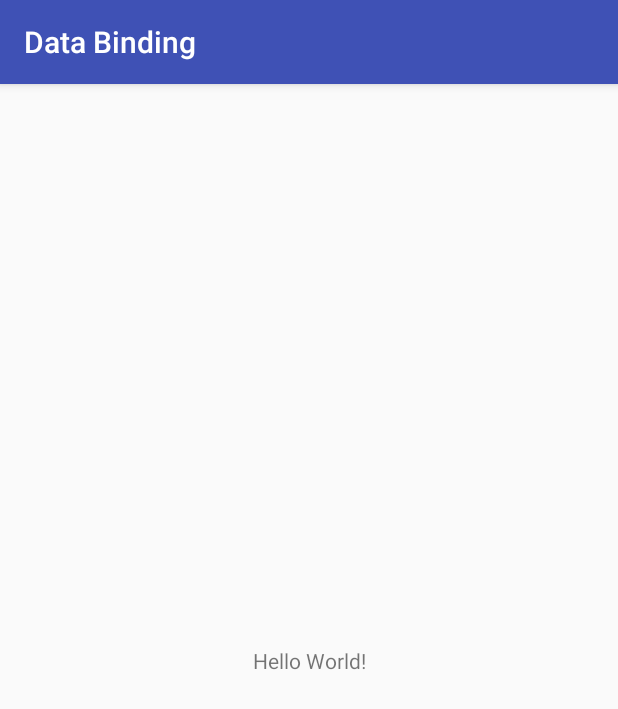
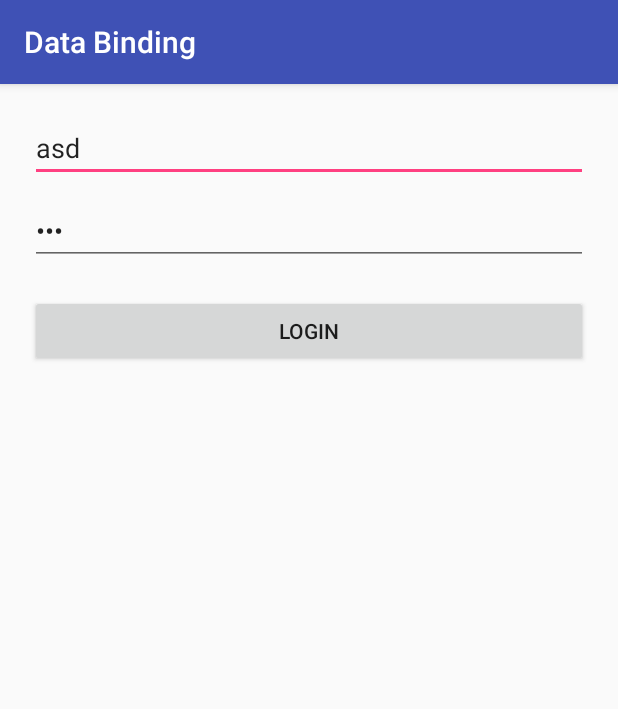
Before and after one commit to git-nk/databinding-demo, an Android app: the screen it shows after launch (MainActivity), on a phone screen of 412 x 824 dp. Shown: the top 709 px of the screen. Run offline under Robolectric (Android 15) with nearby library versions, the phone set to English and light mode, and no system bars; our stand-ins replace data binding.

Commit message:
databinding implemented for edittext

```diff
--- a/app/src/main/java/com/example/krishna/databinding/MainActivity.java
+++ b/app/src/main/java/com/example/krishna/databinding/MainActivity.java
@@ -1,13 +1,28 @@
 package com.example.krishna.databinding;
 
+import android.databinding.DataBindingUtil;
+import android.os.Bundle;
 import android.support.v7.app.AppCompatActivity;
-import android.os.Bundle;
+import android.util.Log;
+import android.view.View;
+
+import com.example.krishna.databinding.databinding.ActivityMainBinding;
+import com.example.krishna.databinding.model.Login;
 
 public class MainActivity extends AppCompatActivity {
+
+    private static final String TAG = "MainActivity";
+    private Login login = new Login();
 
     @Override
     protected void onCreate(Bundle savedInstanceState) {
         super.onCreate(savedInstanceState);
-        setContentView(R.layout.activity_main);
+        ActivityMainBinding binding = DataBindingUtil.setContentView(this, R.layout.activity_main);
+        binding.setLogin(login);
+    }
+
+    public void doLogin(View view) {
+        Log.d(TAG, login.getUsername());
+        Log.d(TAG, login.getPassword());
     }
 }
--- /dev/null
+++ b/app/src/main/java/com/example/krishna/databinding/model/Login.java
@@ -0,0 +1,32 @@
+package com.example.krishna.databinding.model;
+
+/**
+ * Created by krishna on March 23, 2017
+ */
+
+public class Login {
+    private String username, password;
+
+    public Login() {
+        username = "asd";
+        password = "dsa";
+    }
+
+    public String getUsername() {
+        return username;
+    }
+
+    public Login setUsername(String username) {
+        this.username = username;
+        return this;
+    }
+
+    public String getPassword() {
+        return password;
+    }
+
+    public Login setPassword(String password) {
+        this.password = password;
+        return this;
+    }
+}
--- a/app/src/main/res/layout/activity_main.xml
+++ b/app/src/main/res/layout/activity_main.xml
@@ -1,18 +1,38 @@
 <?xml version="1.0" encoding="utf-8"?>
-<android.support.constraint.ConstraintLayout xmlns:android="http://schemas.android.com/apk/res/android"
-    xmlns:app="http://schemas.android.com/apk/res-auto"
-    xmlns:tools="http://schemas.android.com/tools"
-    android:layout_width="match_parent"
-    android:layout_height="match_parent"
-    tools:context="com.example.krishna.databinding.MainActivity">
+<layout xmlns:android="http://schemas.android.com/apk/res/android">
 
-    <TextView
-        android:layout_width="wrap_content"
-        android:layout_height="wrap_content"
-        android:text="Hello World!"
-        app:layout_constraintBottom_toBottomOf="parent"
-        app:layout_constraintLeft_toLeftOf="parent"
-        app:layout_constraintRight_toRightOf="parent"
-        app:layout_constraintTop_toTopOf="parent" />
+    <data>
 
-</android.support.constraint.ConstraintLayout>
+        <variable
+            name="login"
+            type="com.example.krishna.databinding.model.Login" />
+    </data>
+
+    <LinearLayout
+        android:layout_width="match_parent"
+        android:layout_height="match_parent"
+        android:layout_margin="20dp"
+        android:orientation="vertical">
+
+        <EditText
+            android:layout_width="match_parent"
+            android:layout_height="wrap_content"
+            android:hint="@string/username"
+            android:text="@={login.username}" />
+
+        <EditText
+            android:layout_width="match_parent"
+            android:layout_height="wrap_content"
+            android:layout_marginTop="10dp"
+            android:hint="@string/password"
+            android:inputType="textPassword"
+            android:text="@={login.password}" />
+
+        <Button
+            android:layout_width="match_parent"
+            android:layout_height="wrap_content"
+            android:layout_marginTop="20dp"
+            android:onClick="doLogin"
+            android:text="@string/login" />
+    </LinearLayout>
+</layout>
--- a/app/src/main/res/values/strings.xml
+++ b/app/src/main/res/values/strings.xml
@@ -1,3 +1,6 @@
 <resources>
     <string name="app_name">Data Binding</string>
+    <string name="username">Username</string>
+    <string name="password">Password</string>
+    <string name="login">Login</string>
 </resources>
```
